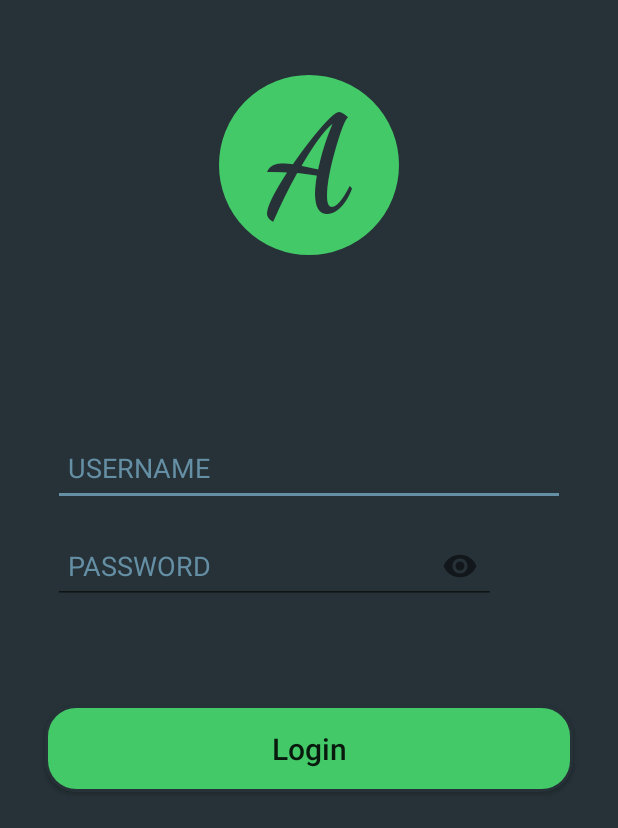
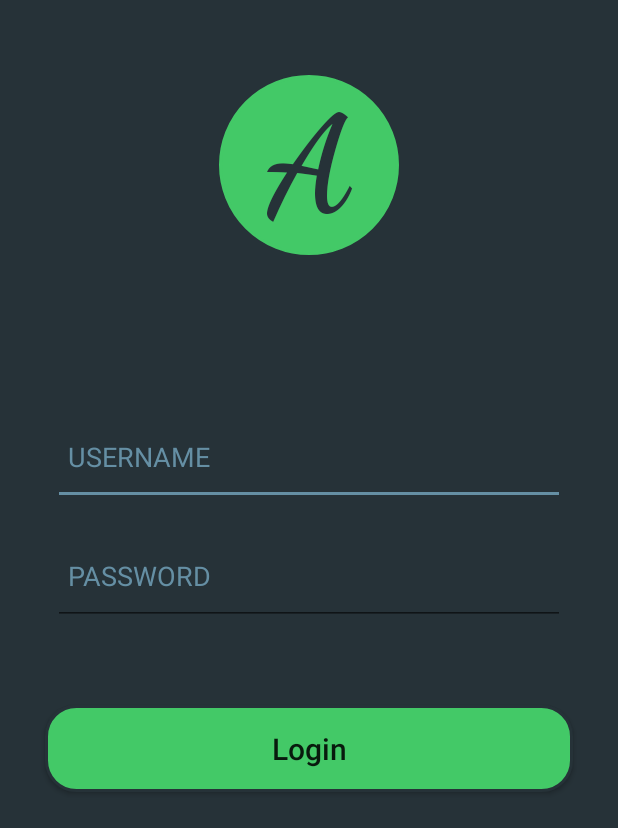
Before and after one commit to codex-iter/AWOL, an Android app: the screen it shows after launch (MainActivity), on a phone screen of 412 x 824 dp. Shown: the top 828 px of the screen. Run offline under Robolectric (Android 15) with nearby library versions, the phone set to English and light mode, and no system bars.

Commit message:
Revert "Fixed Some Minor Bugs"

```diff
--- a/app/src/main/java/com/codex_iter/www/awol/home.java
+++ b/app/src/main/java/com/codex_iter/www/awol/home.java
@@ -133,16 +133,4 @@ public class home extends AppCompatActivity {
         }
         return super.onOptionsItemSelected(item);
     }
-    @Override
-    public void onBackPressed() {
-
-
-        if (this.dl.isDrawerOpen(GravityCompat.START)) {
-            this.dl.closeDrawer(GravityCompat.START);
-        } else {
-            //super.onBackPressed();
-            moveTaskToBack(false);
         }
-
-    }
-        }
--- a/app/src/main/res/layout/activity_main.xml
+++ b/app/src/main/res/layout/activity_main.xml
@@ -46,31 +46,20 @@
         android:focusedByDefault="true"
         android:fontFamily="sans-serif"
         android:layout_marginHorizontal="35dp" />
-
-        <android.support.design.widget.TextInputLayout
-            android:id="@+id/password_visibility"
-            android:layout_width="295dp"
-            android:layout_height="50dp"
-            android:layout_marginLeft="35dp"
-            android:layout_marginTop="15dp"
-            app:hintEnabled="false"
-            app:passwordToggleEnabled="true">
-
     <EditText
         android:id="@+id/pass"
         android:layout_width="match_parent"
-                android:layout_height="match_parent"
+        android:layout_height="0dp"
         android:layout_weight="1.1"
+        android:inputType="textPassword"
+        android:maxLines="1"
         android:hint="PASSWORD"
-                android:focusedByDefault="true"
+        android:paddingHorizontal="10dp"
         android:fontFamily="sans-serif"
-                android:inputType="textPassword"
-                android:paddingHorizontal="10dp"
+        android:textColorHint="@color/colorAccent"
+        android:layout_marginTop="15dp"
         android:textColor="@color/colorAccent"
-                android:textColorHint="@color/colorAccent" />
-
-        </android.support.design.widget.TextInputLayout>
-
+        android:layout_marginHorizontal="35dp"/>
     </LinearLayout>
     <Button
         android:id="@+id/btn"
```
Lines whose indentation alone changed are shown as unchanged.
